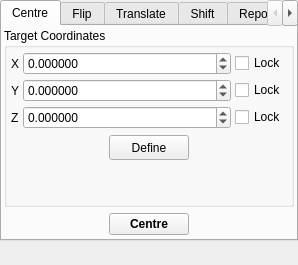
trisyoungs/aten, file src/gui/position.ui: the form before one commit.
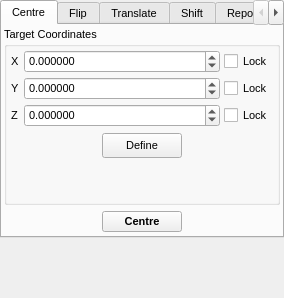
The form after the commit. Icons and pictures are not drawn.

Commit message: Fixed - Some dock widgets did not have correct font size set. Made TCanvas::resizeGL() public (rather than protected). Fixed - Icon generation would break main view size (requiring window resize) when not using pixel buffers. Updated copyright year in all source files.

The edit to the form file:
```diff
--- a/src/gui/position.ui
+++ b/src/gui/position.ui
@@ -6,7 +6,7 @@
     <x>0</x>
     <y>0</y>
     <width>270</width>
-    <height>265</height>
+    <height>298</height>
    </rect>
   </property>
   <property name="sizePolicy">
@@ -18,9 +18,14 @@
   <property name="minimumSize">
    <size>
     <width>270</width>
-    <height>265</height>
+    <height>298</height>
    </size>
   </property>
+  <property name="font">
+   <font>
+    <pointsize>8</pointsize>
+   </font>
+  </property>
   <property name="floating">
    <bool>true</bool>
   </property>
```
Left out of the diff: 1 changed line with no effect on the pictures. The commit also changes 456 other files.
